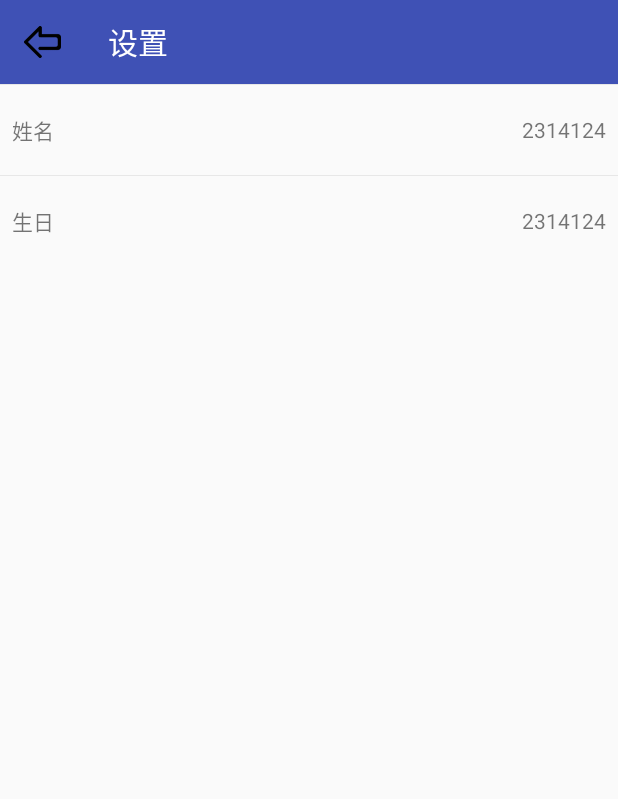
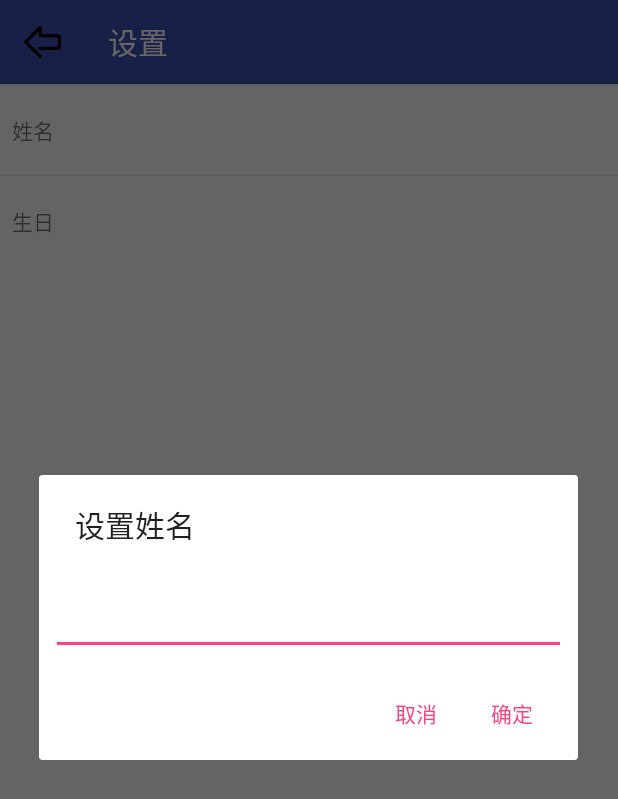
Before and after one commit to kevinbobby/BabyProject, an Android app: the SettingActivity screen opened directly, with no data from a screen before it, after a tap on "姓名", on a phone screen of 412 x 824 dp. Shown: the top 799 px of the screen. Run offline under Robolectric (Android 15) with nearby library versions, the phone set to English and light mode, and no system bars; 2 statements that could not run were skipped.

Commit message:
增加setting页面

```diff
--- a/app/src/main/java/com/zhubibo/baby/module/SettingActivity.java
+++ b/app/src/main/java/com/zhubibo/baby/module/SettingActivity.java
@@ -1,16 +1,19 @@
 package com.zhubibo.baby.module;
 
-import android.annotation.TargetApi;
 import android.app.DatePickerDialog;
-import android.os.Build;
+import android.content.DialogInterface;
+import android.content.Intent;
 import android.os.Bundle;
 import android.support.annotation.Nullable;
 import android.support.v7.app.AlertDialog;
 import android.support.v7.app.AppCompatActivity;
 import android.support.v7.widget.Toolbar;
+import android.text.TextUtils;
 import android.view.View;
 import android.widget.DatePicker;
+import android.widget.EditText;
 import android.widget.TextView;
+import android.widget.Toast;
 
 import com.zhubibo.baby.R;
 import com.zhubibo.baby.util.DateUtil;
@@ -25,6 +28,7 @@ import java.util.Date;
 public class SettingActivity extends AppCompatActivity {
 
     private Date birthday;
+    private String babyName;
 
     private Toolbar toolbar;
     private TextView settingNameTv, settingBirthdayTv;
@@ -44,21 +48,60 @@ public class SettingActivity extends AppCompatActivity {
         });
 
         birthday = (Date) getIntent().getSerializableExtra("birthday");
+        babyName = getIntent().getStringExtra("baby_name");
 
         // 获取UI
         settingNameTv = (TextView) findViewById(R.id.settingNameTv);
+        settingNameTv.setText(babyName);
         settingBirthdayTv = (TextView) findViewById(R.id.settingBirthdayTv);
+        settingBirthdayTv.setText(DateUtil.getDateStr(birthday, "yyyy-MM-dd"));
+    }
+
+    @Override
+    public void finish() {
+        Intent intent = new Intent();
+        intent.putExtra("birthday", birthday);
+        intent.putExtra("baby_name", babyName);
+        setResult(RESULT_OK, intent);
+        super.finish();
     }
 
     public void settingName(View view) {
-//        AlertDialog.Builder builder = new AlertDialog.Builder(this);
-//        builder.set
+        AlertDialog.Builder builder = new AlertDialog.Builder(this);
+        builder.setCancelable(true);
+        builder.setTitle("设置姓名");
+
+        View rootView = View.inflate(builder.getContext(), R.layout.dialog_input, null);
+        final EditText inputEdt = (EditText) rootView.findViewById(R.id.dialogInputEdt);
+        inputEdt.setText(babyName);
+        inputEdt.setSelection(babyName.length());
+
+        builder.setView(rootView);
+
+        builder.setPositiveButton("确定", new DialogInterface.OnClickListener() {
+            @Override
+            public void onClick(DialogInterface dialog, int which) {
+                String inputStr = inputEdt.getText().toString();
+                if (TextUtils.isEmpty(inputStr)) {
+                    Toast.makeText(SettingActivity.this, "名称不能为空", Toast.LENGTH_SHORT).show();
+                } else {
+                    babyName = inputStr;
+                    settingNameTv.setText(babyName);
+                    dialog.dismiss();
+                }
+            }
+        });
+        builder.setNegativeButton("取消", new DialogInterface.OnClickListener() {
+            @Override
+            public void onClick(DialogInterface dialog, int which) {
+                dialog.dismiss();
+            }
+        });
+        builder.show();
     }
 
-    @TargetApi(Build.VERSION_CODES.N)
     public void settingBirthday(View view) {
         final Calendar calendar = Calendar.getInstance();
-        System.out.println(birthday);
         calendar.setTime(birthday);
         DatePickerDialog dialog = new DatePickerDialog(this, new DatePickerDialog.OnDateSetListener() {
             @Override
@@ -70,11 +113,12 @@ public class SettingActivity extends AppCompatActivity {
                 settingBirthdayTv.setText(DateUtil.getDateStr(birthday, "yyyy-MM-dd"));
             }
         }, calendar.get(Calendar.YEAR), calendar.get(Calendar.MONTH), calendar.get(Calendar.DAY_OF_MONTH));
-//        DatePicker datePicker = dialog.getDatePicker();
-//        datePicker.setMinDate(DateUtil.getDate("1900-01-01", "yyyy-MM-dd").getTime());
-//        calendar.setTime(new Date());
-//        calendar.add(Calendar.YEAR, 1);
-//        datePicker.setMaxDate(calendar.getTimeInMillis());
+        dialog.setCanceledOnTouchOutside(true);
+        DatePicker datePicker = dialog.getDatePicker();
+        datePicker.setMinDate(DateUtil.getDate("1900-01-01", "yyyy-MM-dd").getTime());
+        calendar.setTime(new Date());
+        calendar.add(Calendar.YEAR, 1);
+        datePicker.setMaxDate(calendar.getTimeInMillis());
         dialog.show();
     }
 }
--- /dev/null
+++ b/app/src/main/res/layout/dialog_input.xml
@@ -0,0 +1,17 @@
+<?xml version="1.0" encoding="utf-8"?>
+<LinearLayout xmlns:android="http://schemas.android.com/apk/res/android"
+    android:orientation="vertical" android:layout_width="match_parent"
+    android:layout_height="match_parent">
+
+    <EditText
+        android:layout_width="match_parent"
+        android:layout_height="40dp"
+        android:id="@+id/dialogInputEdt"
+        android:layout_marginTop="32dp"
+        android:layout_marginLeft="8dp"
+        android:layout_marginRight="8dp"
+        android:layout_marginBottom="8dp"
+        android:paddingLeft="8dp"
+        android:paddingRight="8dp"/>
+
+</LinearLayout>
```
Also changed, not shown: app/src/main/java/com/zhubibo/baby/Constants.java (added, +10 -0 lines), app/src/main/java/com/zhubibo/baby/MainActivity.java (+30 -12 lines), app/src/main/java/com/zhubibo/baby/util/DateUtil.java (+9 -16 lines).
